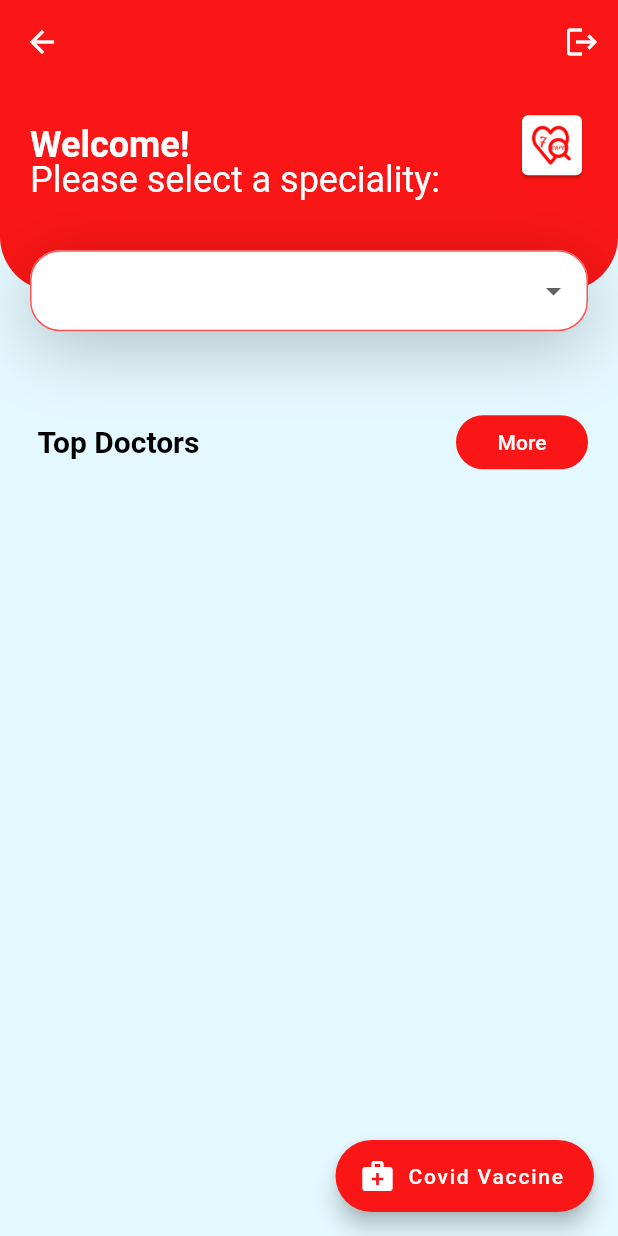
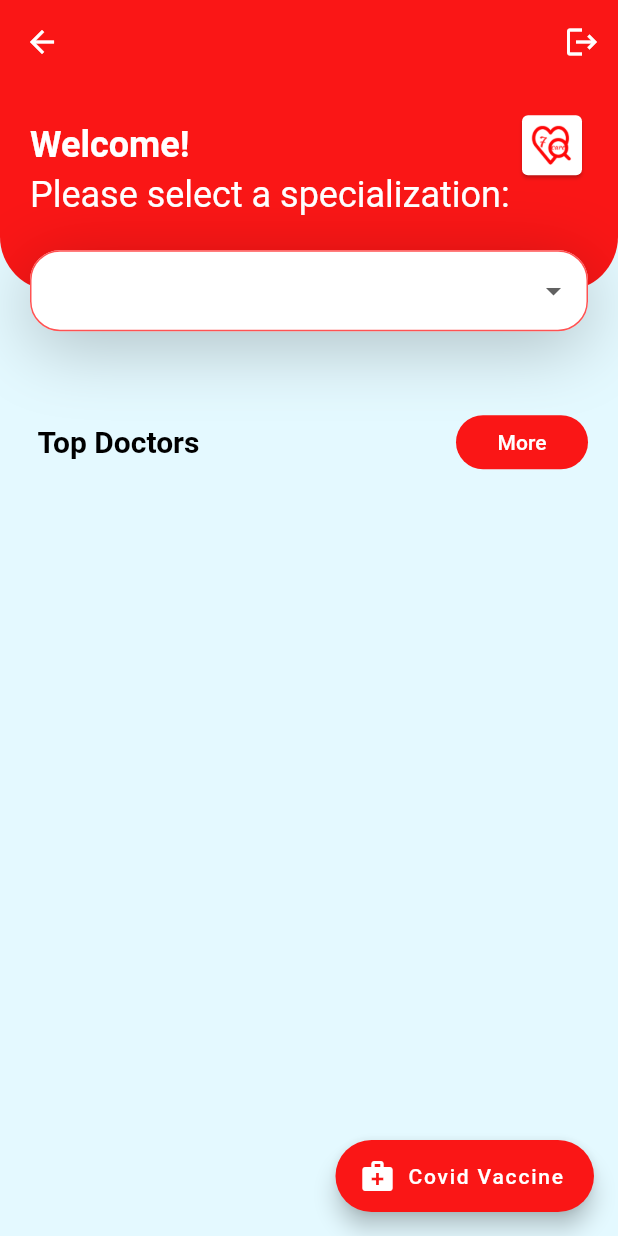
Before and after one commit to Abdalrahman-Bebars/7-care, a Flutter app: the HomeScreen screen opened directly, on a phone screen of 412 x 824 dp. Run offline on Flutter 3.47's test engine with Material 2 defaults, Android fonts, the phone set to English and light mode, and no system bars; our stand-ins replace cloud_firestore, email_validator, firebase_auth, firebase_core, google_maps_flutter, hexcolor and 1 more; accounts and stored records are empty.

Commit message:
final version

```diff
--- a/seven_care/lib/Screens/login_screen.dart
+++ b/seven_care/lib/Screens/login_screen.dart
@@ -5,7 +5,6 @@ import 'package:seven_care/components/customButton.dart';
 import 'package:seven_care/components/customRow.dart';
 import 'package:seven_care/constants.dart';
 import 'package:shared_preferences/shared_preferences.dart';
-
 import '../utils.dart';
 
 class LoginScreen extends StatefulWidget {
--- a/seven_care/lib/Screens/register_screen.dart
+++ b/seven_care/lib/Screens/register_screen.dart
@@ -108,12 +108,14 @@ class _RegisterScreenState extends State<RegisterScreen> {
                   controller: myPasswordController,
                   validator: (String value) {
                     if (value.isEmpty) return 'You Should Enter Your Password';
-                    if (RegExp(
+                    // password validation is disabled to make testing easier
+                    /*if (RegExp(
                             r'^(?=.*?[A-Z])(?=.*?[a-z])(?=.*?[0-9])(?=.*?[!@#\$&*~]).{8,}$')
                         .hasMatch(value)) {
                       return null;
                     }
-                    return 'Use Special\, UpperCase\, Chars and Numeric Value';
+                    return 'Use Special\, UpperCase\, Chars and Numeric Value';*/
+                    return null;
                   },
                   keyboardType: TextInputType.visiblePassword,
                   obscureText: showPassword,
--- a/seven_care/lib/Screens/searchscreen.dart
+++ b/seven_care/lib/Screens/searchscreen.dart
@@ -1,7 +1,6 @@
 import 'package:cloud_firestore/cloud_firestore.dart';
 import 'package:flutter/cupertino.dart';
 import 'package:flutter/material.dart';
-
 import 'Clinic.dart';
 
 class SecondResult extends StatelessWidget {
@@ -61,7 +60,7 @@ class SecondResult extends StatelessWidget {
                                 textScaleFactor: 1.2,
                               ),
                               title: new Text('Dr.' + doc["name"]),
-                              subtitle: new Text('Speciality: ' +
+                              subtitle: new Text('Specialization: ' +
                                   doc["spec"] +
                                   '\n' +
                                   'Address: ' +
--- a/seven_care/lib/components/header_with_search_screen.dart
+++ b/seven_care/lib/components/header_with_search_screen.dart
@@ -51,9 +51,9 @@ class HeaderWithSearchBox extends StatelessWidget {
             ),
           ),
           Positioned(
-            top: 50,
+            top: 60,
             left: 20,
-            child: Text('Please select a speciality:', style: Theme.of(context).textTheme.headline5.copyWith(
+            child: Text('Please select a specialization:', style: Theme.of(context).textTheme.headline5.copyWith(
                 color: Colors.white),),
           ),
           Positioned(
```
Also changed, not shown: seven_care/lib/DoctorFirebaseServices.dart (deleted, +0 -44 lines), seven_care/lib/Screens/DoctorsScreen.dart (+1 -7 lines).
